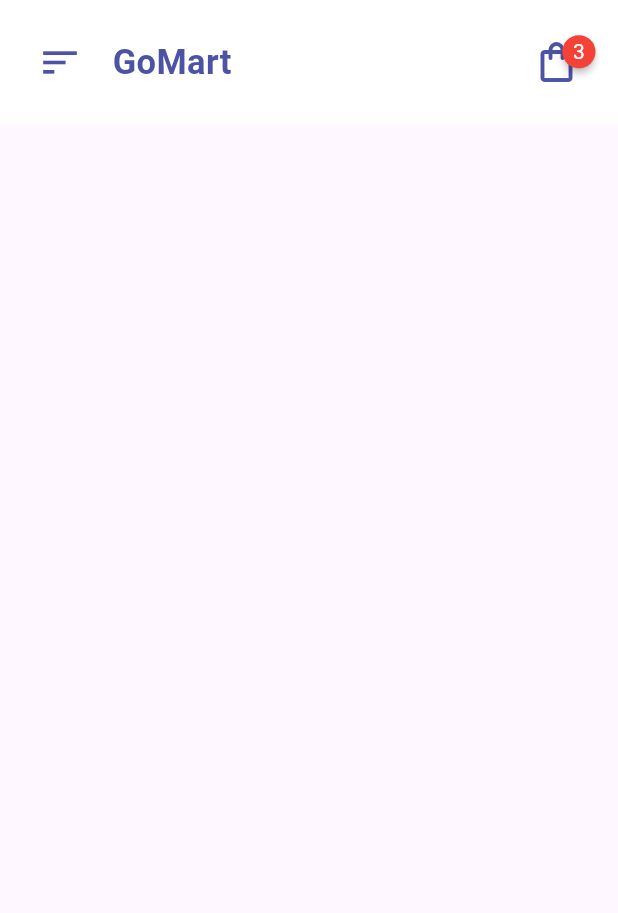
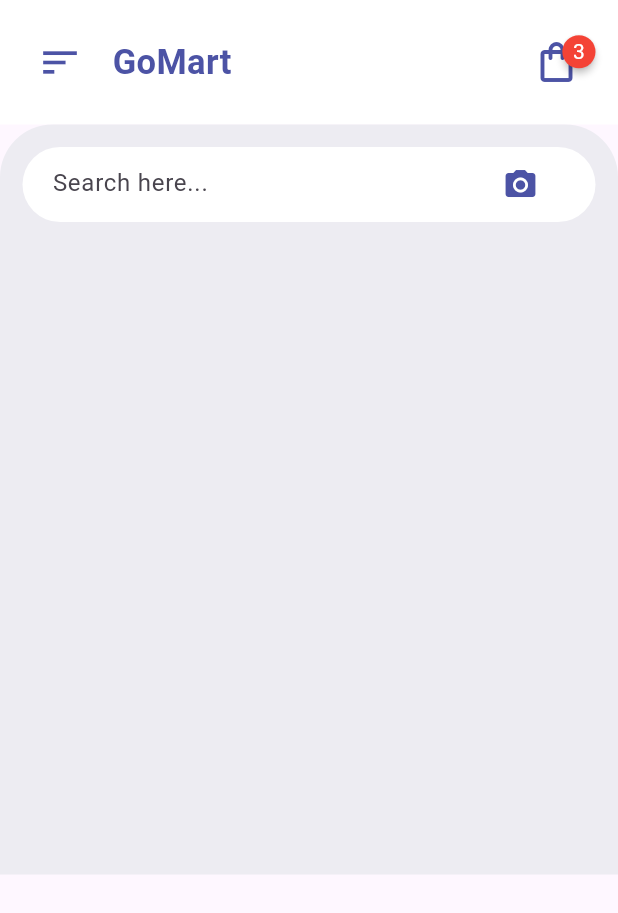
Before and after one commit to ricofrijayaspane/gomart-flutter, a Flutter app: the screen it shows after launch, on a phone screen of 412 x 824 dp. Shown: the top 913 px of the screen. Run offline on Flutter 3.47's test engine with Material 3 defaults, Android fonts, the phone set to English and light mode, and no system bars; drawn by our look-alikes of badges.

Commit message:
feat: add search TextFormField

```diff
--- a/lib/pages/home_page.dart
+++ b/lib/pages/home_page.dart
@@ -11,6 +11,48 @@
       body: ListView(
         children: [
           HomeAppbar(),
+          Container(
+            height: 500,
+            padding: EdgeInsets.only(top: 15),
+            decoration: BoxDecoration(
+              color: AppColors.background,
+              borderRadius: BorderRadius.only(
+                topLeft: Radius.circular(35),
+                topRight: Radius.circular(35),
+              ),
+            ),
+            child: Column(
+              children: [
+                Container(
+                  margin: EdgeInsets.symmetric(horizontal: 15),
+                  padding: EdgeInsets.symmetric(horizontal: 15),
+                  height: 50,
+                  decoration: BoxDecoration(
+                    color: Colors.white,
+                    borderRadius: BorderRadius.circular(30),
+                  ),
+                  child: Row(
+                    children: [
+                      Container(
+                        margin: EdgeInsets.only(left: 5),
+                        height: 50,
+                        width: 300,
+                        child: TextField(
+                          decoration: InputDecoration(
+                              hintText: 'Search here...',
+                              border: InputBorder.none),
+                        ),
+                      ),
+                      Icon(
+                        Icons.camera_alt,
+                        color: AppColors.primary,
+                      ),
+                    ],
+                  ),
+                ),
+              ],
+            ),
+          ),
         ],
       ),
     );
```
